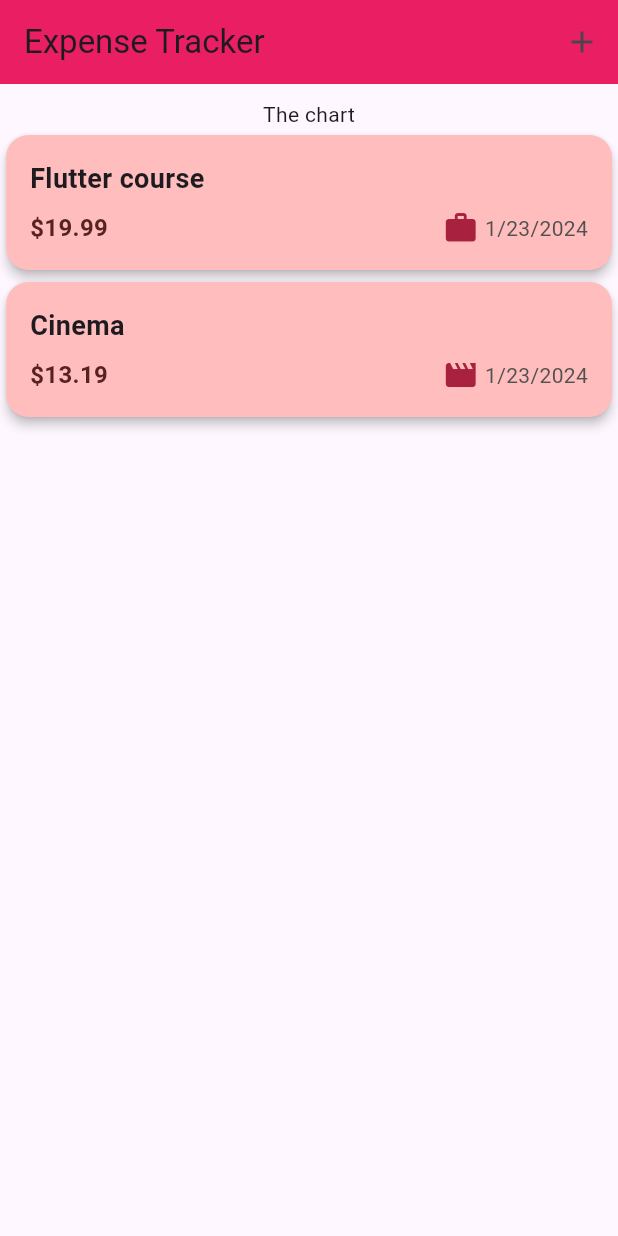
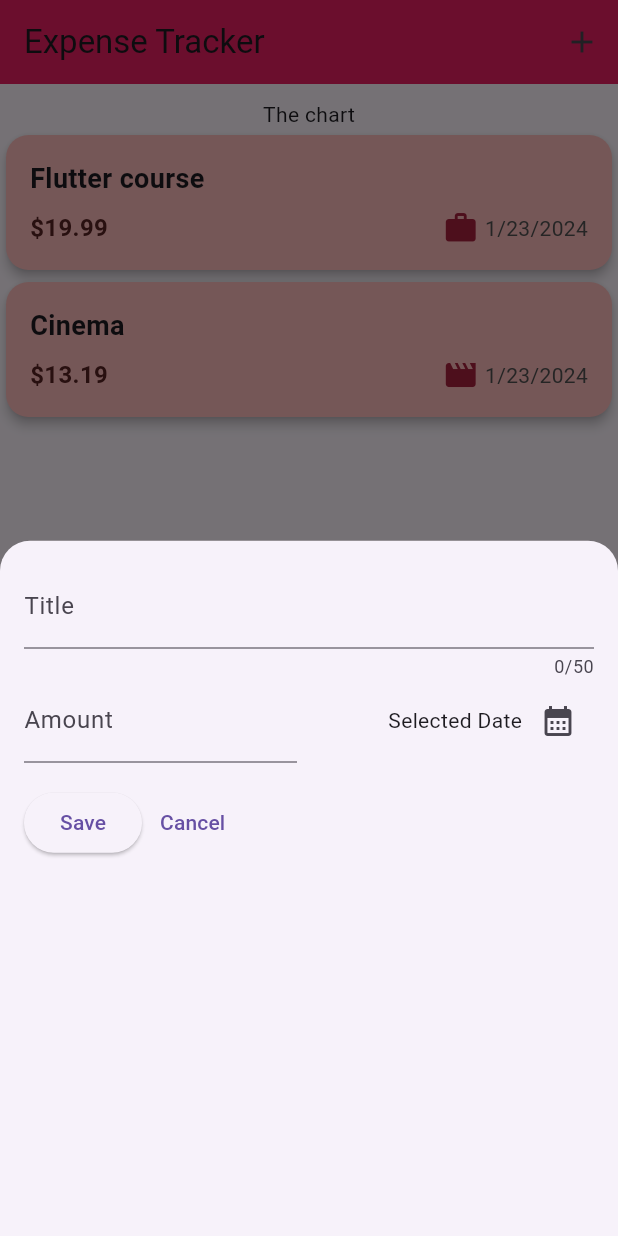
Before and after one commit to rybakova-auca-2021/Expenses-Tracker, a Flutter app: the screen it shows after launch, after a tap on the "add" icon, on a phone screen of 412 x 824 dp. Run offline on Flutter 3.47's test engine with Material 3 defaults, Android fonts, the phone set to English and light mode, and no system bars.

```diff
--- a/lib/widgets/expenses.dart
+++ b/lib/widgets/expenses.dart
@@ -1,5 +1,6 @@
 import 'package:expense_tracker/widgets/expenses-list/expenses_list.dart';
 import 'package:expense_tracker/models/expense.dart';
+import 'package:expense_tracker/widgets/new_expense.dart';
 import 'package:flutter/material.dart';
 
 class Expenses extends StatefulWidget {
@@ -26,6 +27,19 @@ class _ExpensesState extends State<Expenses> {
       category: Category.leisure
     )
   ];
+
+  void _openAddExpenseOverlay() {
+  showModalBottomSheet(
+    context: context,
+    shape: const RoundedRectangleBorder(
+      borderRadius: BorderRadius.vertical(top: Radius.circular(20.0)),
+    ),
+    builder: (context) => const NewExpense(),
+  );
+}
+
+
+
   @override
   Widget build(BuildContext context) {
     return Scaffold(
@@ -34,7 +48,10 @@ class _ExpensesState extends State<Expenses> {
           title: const Text("Expense Tracker"),
           backgroundColor: Colors.pink,
           actions: [
-            IconButton(onPressed: () {}, icon: const Icon(Icons.add))
+            IconButton(
+              onPressed: () {_openAddExpenseOverlay();},
+              icon: const Icon(Icons.add)
+            )
           ],
         ),
       body: Column(
--- /dev/null
+++ b/lib/widgets/new_expense.dart
@@ -0,0 +1,97 @@
+import 'package:flutter/material.dart';
+
+class NewExpense extends StatefulWidget {
+  const NewExpense({super.key});
+
+
+  @override
+  State<StatefulWidget> createState() {
+    return _NewExpenseState();
+  }
+}
+
+class _NewExpenseState extends State<NewExpense> {
+  final _titleController = TextEditingController();
+  final _amountController = TextEditingController();
+
+
+  void _presentDatePicker() {
+    final now = DateTime.now();
+    final firstDate = DateTime(now.year - 1, now.month, now.day);
+    showDatePicker(
+      context: context,
+      initialDate: now,
+      firstDate: firstDate,
+      lastDate: now
+    );
+  }
+
+  @override
+  void dispose() {
+    _titleController.dispose();
+    _amountController.dispose();
+    super.dispose();
+  }
+
+  @override
+  Widget build(BuildContext context) {
+    return Padding(
+      padding: const EdgeInsets.all(16),
+      child: Column(
+        children: [
+          TextField(
+            controller: _titleController,
+            maxLength: 50,
+            decoration: const InputDecoration
+            (
+              label: Text("Title")
+            ),
+          ),
+          Row(
+            children: [
+              Expanded(
+                child:
+                TextField(
+                  controller: _amountController,
+                  keyboardType: TextInputType.number,
+                  decoration:
+                  const InputDecoration(
+                    prefixText: "\$ ",
+                    label: Text("Amount")
+                  ),
+                ),
+              ),
+              const SizedBox(width: 16),
+              Expanded(
+                child:
+                Row(
+                  mainAxisAlignment: MainAxisAlignment.end,
+                  crossAxisAlignment: CrossAxisAlignment.center,
+                  children: [
+                    const Text("Selected Date"),
+                    IconButton(
+                      onPressed: () {_presentDatePicker();},
+                      icon: const Icon(Icons.calendar_month)),
+                  ],
+                )
+              )
+            ],
+          ),
+          const SizedBox(height: 16),
+          Row(
+            children: [
+              ElevatedButton(
+                onPressed: () {},
+                child: const Text("Save")
+              ),
+              TextButton(
+                onPressed: () {Navigator.pop(context);},
+                child: const Text("Cancel")
+              )
+            ],
+          )
+        ]
+      ),
+    );
+  }
+}
```
